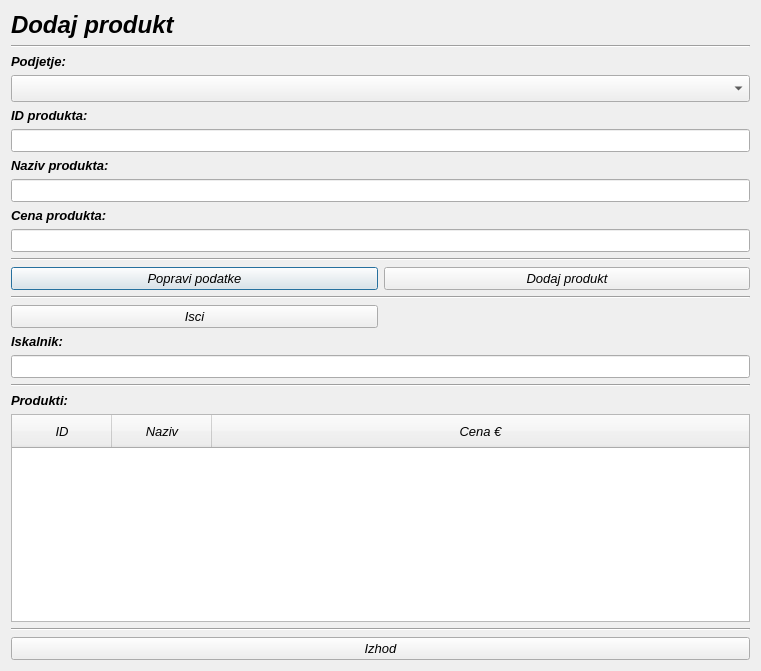
First picture: the form in dodajprodukt.ui, repository MaxMaxy/racun, before the edit.
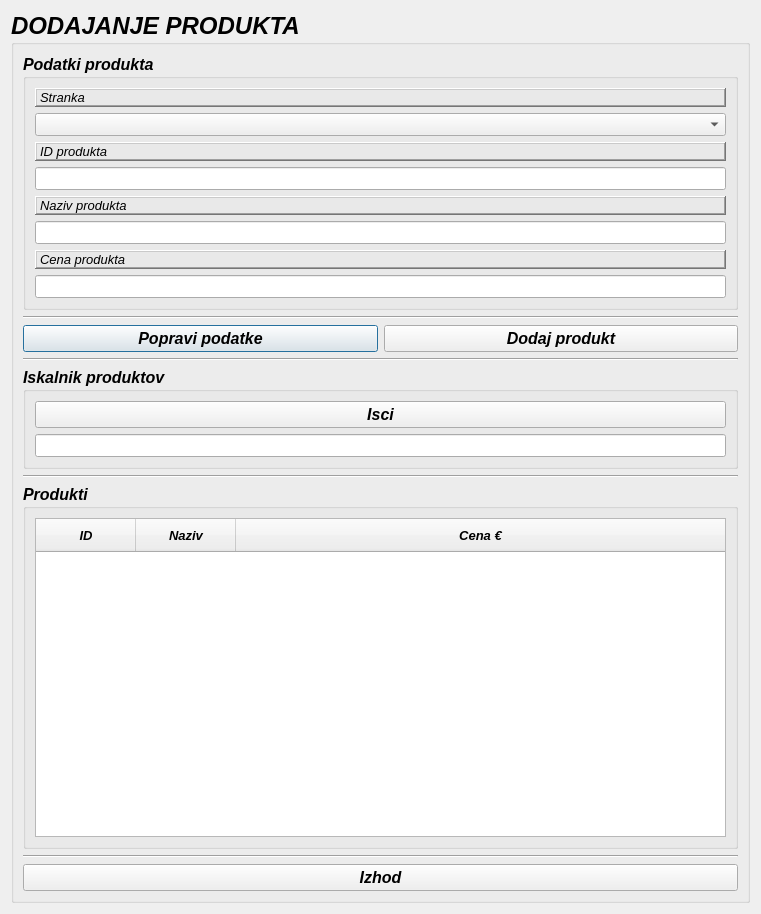
Second picture: the form after the edit.

```diff
--- a/dodajprodukt.ui
+++ b/dodajprodukt.ui
@@ -7,7 +7,7 @@
     <x>0</x>
     <y>0</y>
     <width>761</width>
-    <height>671</height>
+    <height>914</height>
    </rect>
   </property>
   <property name="font">
@@ -20,128 +20,260 @@
   <property name="windowTitle">
    <string>Dialog</string>
   </property>
+  <layout class="QGridLayout" name="gridLayout_5">
+   <item row="0" column="0">
+    <widget class="QGroupBox" name="groupBox">
+     <property name="font">
+      <font>
+       <pointsize>18</pointsize>
+       <weight>75</weight>
+       <bold>true</bold>
+      </font>
+     </property>
+     <property name="title">
+      <string>DODAJANJE PRODUKTA</string>
+     </property>
+     <property name="flat">
+      <bool>true</bool>
+     </property>
+     <layout class="QGridLayout" name="gridLayout_4">
+      <item row="0" column="0">
+       <layout class="QVBoxLayout" name="verticalLayout_9">
+        <item>
+         <widget class="QGroupBox" name="groupBox_2">
+          <property name="font">
+           <font>
+            <pointsize>12</pointsize>
+            <weight>75</weight>
+            <bold>true</bold>
+           </font>
+          </property>
+          <property name="title">
+           <string>Podatki produkta</string>
+          </property>
   <layout class="QGridLayout" name="gridLayout">
-   <item row="4" column="0" colspan="2">
+           <item row="0" column="0">
+            <layout class="QVBoxLayout" name="verticalLayout_5">
+             <item>
+              <layout class="QVBoxLayout" name="verticalLayout">
+               <item>
+                <widget class="QLabel" name="label_2">
+                 <property name="font">
+                  <font>
+                   <family>MS Sans Serif</family>
+                   <pointsize>10</pointsize>
+                   <weight>50</weight>
+                   <italic>true</italic>
+                   <bold>false</bold>
+                  </font>
+                 </property>
+                 <property name="frameShape">
+                  <enum>QFrame::WinPanel</enum>
+                 </property>
+                 <property name="frameShadow">
+                  <enum>QFrame::Raised</enum>
+                 </property>
+                 <property name="lineWidth">
+                  <number>1</number>
+                 </property>
+                 <property name="midLineWidth">
+                  <number>0</number>
+                 </property>
+                 <property name="text">
+                  <string>Stranka</string>
+                 </property>
+                 <property name="buddy">
+                  <cstring>comboBox_podjetje</cstring>
+                 </property>
+                </widget>
+               </item>
+               <item>
     <widget class="QComboBox" name="comboBox_podjetje">
      <property name="font">
       <font>
        <family>MS Sans Serif</family>
-       <pointsize>12</pointsize>
+                   <pointsize>10</pointsize>
+                   <weight>50</weight>
        <italic>true</italic>
+                   <bold>false</bold>
       </font>
      </property>
     </widget>
    </item>
-   <item row="0" column="0">
-    <widget class="QLabel" name="label">
+              </layout>
+             </item>
+             <item>
+              <layout class="QVBoxLayout" name="verticalLayout_2">
+               <item>
+                <widget class="QLabel" name="label_5">
      <property name="font">
       <font>
        <family>MS Sans Serif</family>
-       <pointsize>18</pointsize>
-       <weight>75</weight>
+                   <pointsize>10</pointsize>
+                   <weight>50</weight>
        <italic>true</italic>
-       <bold>true</bold>
-      </font>
-     </property>
-     <property name="text">
-      <string>Dodaj produkt</string>
-     </property>
-    </widget>
-   </item>
-   <item row="17" column="0">
-    <widget class="QLabel" name="label_7">
-     <property name="font">
-      <font>
-       <family>MS Sans Serif</family>
-       <weight>75</weight>
-       <italic>true</italic>
-       <bold>true</bold>
-      </font>
-     </property>
+                   <bold>false</bold>
+                  </font>
+                 </property>
+                 <property name="frameShape">
+                  <enum>QFrame::WinPanel</enum>
+                 </property>
+                 <property name="frameShadow">
+                  <enum>QFrame::Raised</enum>
+                 </property>
+                 <property name="lineWidth">
+                  <number>1</number>
+                 </property>
+                 <property name="midLineWidth">
+                  <number>0</number>
+                 </property>
      <property name="text">
-      <string>Iskalnik:</string>
+                  <string>ID produkta</string>
      </property>
      <property name="buddy">
       <cstring>lineEdit_isci</cstring>
      </property>
     </widget>
    </item>
-   <item row="7" column="0">
+               <item>
+                <widget class="QLineEdit" name="lineEdit_id">
+                 <property name="font">
+                  <font>
+                   <family>MS Sans Serif</family>
+                   <pointsize>10</pointsize>
+                   <weight>50</weight>
+                   <italic>true</italic>
+                   <bold>false</bold>
+                  </font>
+                 </property>
+                </widget>
+               </item>
+              </layout>
+             </item>
+             <item>
+              <layout class="QVBoxLayout" name="verticalLayout_3">
+               <item>
     <widget class="QLabel" name="label_3">
      <property name="font">
       <font>
        <family>MS Sans Serif</family>
-       <weight>75</weight>
+                   <pointsize>10</pointsize>
+                   <weight>50</weight>
        <italic>true</italic>
-       <bold>true</bold>
-      </font>
-     </property>
+                   <bold>false</bold>
+                  </font>
+                 </property>
+                 <property name="frameShape">
+                  <enum>QFrame::WinPanel</enum>
+                 </property>
+                 <property name="frameShadow">
+                  <enum>QFrame::Raised</enum>
+                 </property>
+                 <property name="lineWidth">
+                  <number>1</number>
+                 </property>
+                 <property name="midLineWidth">
+                  <number>0</number>
+                 </property>
      <property name="text">
-      <string>Naziv produkta:</string>
+                  <string>Naziv produkta</string>
      </property>
      <property name="buddy">
       <cstring>lineEdit_nazivProdukta</cstring>
      </property>
     </widget>
    </item>
-   <item row="2" column="0">
-    <widget class="QLabel" name="label_2">
-     <property name="font">
-      <font>
-       <family>MS Sans Serif</family>
-       <weight>75</weight>
-       <italic>true</italic>
-       <bold>true</bold>
-      </font>
-     </property>
-     <property name="text">
-      <string>Podjetje:</string>
-     </property>
-     <property name="buddy">
-      <cstring>comboBox_podjetje</cstring>
-     </property>
-    </widget>
-   </item>
-   <item row="11" column="0" colspan="2">
-    <widget class="QLineEdit" name="lineEdit_cena">
-     <property name="font">
-      <font>
-       <family>MS Sans Serif</family>
-       <pointsize>10</pointsize>
-       <italic>true</italic>
-      </font>
-     </property>
-    </widget>
-   </item>
-   <item row="19" column="0" colspan="2">
-    <widget class="Line" name="line_4">
-     <property name="font">
-      <font>
-       <family>MS Sans Serif</family>
-       <italic>true</italic>
-      </font>
-     </property>
-     <property name="orientation">
-      <enum>Qt::Horizontal</enum>
-     </property>
-    </widget>
-   </item>
-   <item row="9" column="0" colspan="2">
+               <item>
     <widget class="QLineEdit" name="lineEdit_nazivProdukta">
      <property name="font">
       <font>
        <family>MS Sans Serif</family>
        <pointsize>10</pointsize>
+                   <weight>50</weight>
        <italic>true</italic>
+                   <bold>false</bold>
       </font>
      </property>
     </widget>
    </item>
-   <item row="14" column="0">
+              </layout>
+             </item>
+             <item>
+              <layout class="QVBoxLayout" name="verticalLayout_4">
+               <item>
+                <widget class="QLabel" name="label_4">
+                 <property name="font">
+                  <font>
+                   <family>MS Sans Serif</family>
+                   <pointsize>10</pointsize>
+                   <weight>50</weight>
+                   <italic>true</italic>
+                   <bold>false</bold>
+                  </font>
+                 </property>
+                 <property name="frameShape">
+                  <enum>QFrame::WinPanel</enum>
+                 </property>
+                 <property name="frameShadow">
+                  <enum>QFrame::Raised</enum>
+                 </property>
+                 <property name="lineWidth">
+                  <number>1</number>
+                 </property>
+                 <property name="midLineWidth">
+                  <number>0</number>
+                 </property>
+                 <property name="text">
+                  <string>Cena produkta</string>
+                 </property>
+                 <property name="buddy">
+                  <cstring>lineEdit_cena</cstring>
+                 </property>
+                </widget>
+               </item>
+               <item>
+                <widget class="QLineEdit" name="lineEdit_cena">
+                 <property name="font">
+                  <font>
+                   <family>MS Sans Serif</family>
+                   <pointsize>10</pointsize>
+                   <weight>50</weight>
+                   <italic>true</italic>
+                   <bold>false</bold>
+                  </font>
+                 </property>
+                </widget>
+               </item>
+              </layout>
+             </item>
+            </layout>
+           </item>
+          </layout>
+         </widget>
+        </item>
+        <item>
+         <layout class="QVBoxLayout" name="verticalLayout_6">
+          <item>
+           <widget class="Line" name="line_5">
+            <property name="font">
+             <font>
+              <family>MS Sans Serif</family>
+              <italic>true</italic>
+             </font>
+            </property>
+            <property name="orientation">
+             <enum>Qt::Horizontal</enum>
+            </property>
+           </widget>
+          </item>
+          <item>
+           <layout class="QHBoxLayout" name="horizontalLayout">
+            <item>
     <widget class="QPushButton" name="pushButton_popravi">
      <property name="font">
       <font>
        <family>MS Sans Serif</family>
+                <pointsize>12</pointsize>
        <italic>true</italic>
       </font>
      </property>
@@ -150,7 +282,116 @@
      </property>
     </widget>
    </item>
-   <item row="21" column="0" colspan="2">
+            <item>
+             <widget class="QPushButton" name="pushButton_dodaj">
+              <property name="font">
+               <font>
+                <family>MS Sans Serif</family>
+                <pointsize>12</pointsize>
+                <italic>true</italic>
+               </font>
+              </property>
+              <property name="text">
+               <string>Dodaj produkt</string>
+              </property>
+             </widget>
+            </item>
+           </layout>
+          </item>
+          <item>
+           <widget class="Line" name="line_3">
+            <property name="font">
+             <font>
+              <family>MS Sans Serif</family>
+              <italic>true</italic>
+             </font>
+            </property>
+            <property name="orientation">
+             <enum>Qt::Horizontal</enum>
+            </property>
+           </widget>
+          </item>
+         </layout>
+        </item>
+        <item>
+         <layout class="QVBoxLayout" name="verticalLayout_8">
+          <item>
+           <widget class="QGroupBox" name="groupBox_3">
+            <property name="font">
+             <font>
+              <pointsize>12</pointsize>
+              <weight>75</weight>
+              <bold>true</bold>
+             </font>
+            </property>
+            <property name="title">
+             <string>Iskalnik produktov</string>
+            </property>
+            <layout class="QGridLayout" name="gridLayout_2">
+             <item row="0" column="0">
+              <layout class="QVBoxLayout" name="verticalLayout_7">
+               <item>
+                <widget class="QPushButton" name="pushButton_isci">
+                 <property name="enabled">
+                  <bool>true</bool>
+                 </property>
+                 <property name="font">
+                  <font>
+                   <pointsize>12</pointsize>
+                  </font>
+                 </property>
+                 <property name="text">
+                  <string>Isci</string>
+                 </property>
+                </widget>
+               </item>
+               <item>
+                <widget class="QLineEdit" name="lineEdit_isci">
+                 <property name="font">
+                  <font>
+                   <family>MS Sans Serif</family>
+                   <pointsize>10</pointsize>
+                   <weight>50</weight>
+                   <italic>true</italic>
+                   <bold>false</bold>
+                  </font>
+                 </property>
+                </widget>
+               </item>
+              </layout>
+             </item>
+            </layout>
+           </widget>
+          </item>
+          <item>
+           <widget class="Line" name="line_4">
+            <property name="font">
+             <font>
+              <family>MS Sans Serif</family>
+              <italic>true</italic>
+             </font>
+            </property>
+            <property name="orientation">
+             <enum>Qt::Horizontal</enum>
+            </property>
+           </widget>
+          </item>
+         </layout>
+        </item>
+        <item>
+         <widget class="QGroupBox" name="groupBox_4">
+          <property name="font">
+           <font>
+            <pointsize>12</pointsize>
+            <weight>75</weight>
+            <bold>true</bold>
+           </font>
+          </property>
+          <property name="title">
+           <string>Produkti</string>
+          </property>
+          <layout class="QGridLayout" name="gridLayout_3">
+           <item row="0" column="0">
     <widget class="QTreeWidget" name="treeWidget">
      <property name="font">
       <font>
@@ -209,7 +450,10 @@
      </column>
     </widget>
    </item>
-   <item row="23" column="0" colspan="2">
+          </layout>
+         </widget>
+        </item>
+        <item>
     <widget class="Line" name="line_2">
      <property name="font">
       <font>
@@ -222,155 +466,23 @@
      </property>
     </widget>
    </item>
-   <item row="14" column="1">
-    <widget class="QPushButton" name="pushButton_dodaj">
-     <property name="font">
-      <font>
-       <family>MS Sans Serif</family>
-       <italic>true</italic>
-      </font>
-     </property>
-     <property name="text">
-      <string>Dodaj produkt</string>
-     </property>
-    </widget>
-   </item>
-   <item row="20" column="0">
-    <widget class="QLabel" name="label_6">
-     <property name="font">
-      <font>
-       <family>MS Sans Serif</family>
-       <weight>75</weight>
-       <italic>true</italic>
-       <bold>true</bold>
-      </font>
-     </property>
-     <property name="text">
-      <string>Produkti:</string>
-     </property>
-     <property name="buddy">
-      <cstring>treeWidget</cstring>
-     </property>
-    </widget>
-   </item>
-   <item row="6" column="0" colspan="2">
-    <widget class="QLineEdit" name="lineEdit_id">
-     <property name="font">
-      <font>
-       <family>MS Sans Serif</family>
-       <pointsize>10</pointsize>
-       <italic>true</italic>
-      </font>
-     </property>
-    </widget>
-   </item>
-   <item row="18" column="0" colspan="2">
-    <widget class="QLineEdit" name="lineEdit_isci">
-     <property name="font">
-      <font>
-       <family>MS Sans Serif</family>
-       <pointsize>10</pointsize>
-       <italic>true</italic>
-      </font>
-     </property>
-    </widget>
-   </item>
-   <item row="5" column="0">
-    <widget class="QLabel" name="label_5">
-     <property name="font">
-      <font>
-       <family>MS Sans Serif</family>
-       <weight>75</weight>
-       <italic>true</italic>
-       <bold>true</bold>
-      </font>
-     </property>
-     <property name="text">
-      <string>ID produkta:</string>
-     </property>
-     <property name="buddy">
-      <cstring>lineEdit_id</cstring>
-     </property>
-    </widget>
-   </item>
-   <item row="10" column="0">
-    <widget class="QLabel" name="label_4">
-     <property name="font">
-      <font>
-       <family>MS Sans Serif</family>
-       <weight>75</weight>
-       <italic>true</italic>
-       <bold>true</bold>
-      </font>
-     </property>
-     <property name="text">
-      <string>Cena produkta:</string>
-     </property>
-     <property name="buddy">
-      <cstring>lineEdit_cena</cstring>
-     </property>
-    </widget>
-   </item>
-   <item row="15" column="0" colspan="2">
-    <widget class="Line" name="line_3">
-     <property name="font">
-      <font>
-       <family>MS Sans Serif</family>
-       <italic>true</italic>
-      </font>
-     </property>
-     <property name="orientation">
-      <enum>Qt::Horizontal</enum>
-     </property>
-    </widget>
-   </item>
-   <item row="12" column="0" colspan="2">
-    <widget class="Line" name="line_5">
-     <property name="font">
-      <font>
-       <family>MS Sans Serif</family>
-       <italic>true</italic>
-      </font>
-     </property>
-     <property name="orientation">
-      <enum>Qt::Horizontal</enum>
-     </property>
-    </widget>
-   </item>
-   <item row="16" column="0">
-    <widget class="QPushButton" name="pushButton_isci">
-     <property name="enabled">
-      <bool>true</bool>
-     </property>
-     <property name="text">
-      <string>Isci</string>
-     </property>
-    </widget>
-   </item>
-   <item row="1" column="0" colspan="2">
-    <widget class="Line" name="line">
-     <property name="font">
-      <font>
-       <family>MS Sans Serif</family>
-       <italic>true</italic>
-      </font>
-     </property>
-     <property name="orientation">
-      <enum>Qt::Horizontal</enum>
-     </property>
-    </widget>
-   </item>
-   <item row="24" column="0" colspan="2">
+        <item>
     <widget class="QPushButton" name="pushButton">
      <property name="font">
       <font>
        <family>MS Sans Serif</family>
+            <pointsize>12</pointsize>
        <italic>true</italic>
       </font>
      </property>
      <property name="text">
       <string>Izhod</string>
      </property>
+         </widget>
+        </item>
+       </layout>
+      </item>
+     </layout>
     </widget>
    </item>
   </layout>
```
Left out of the diff: 2 changed lines with no effect on the pictures. Lines whose indentation alone changed are shown as unchanged.
